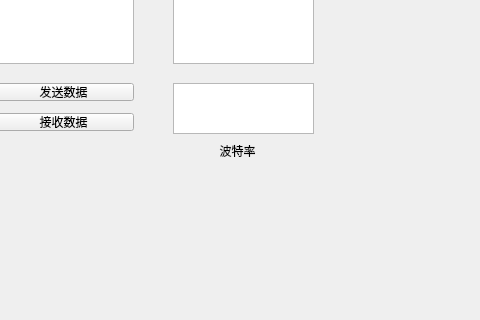
daydalek/SerialAssis, file src/mainwindow.ui: the form before one commit; both pictures show x 167 to 647 and y 130 to 450 of the 800 by 600 pixel window.
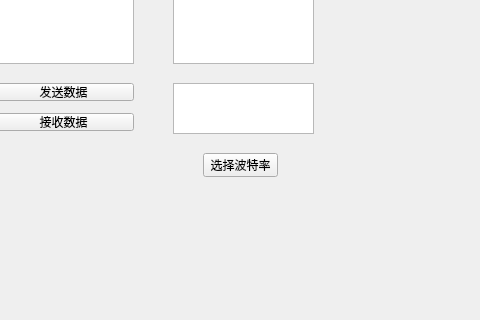
The form after the commit.

The edit to the form file:
```diff
--- a/src/mainwindow.ui
+++ b/src/mainwindow.ui
@@ -145,17 +145,17 @@
      </rect>
     </property>
    </widget>
-   <widget class="QLabel" name="label">
+   <widget class="QPushButton" name="ChooseBaudRate">
     <property name="geometry">
      <rect>
-      <x>380</x>
-      <y>250</y>
-      <width>54</width>
-      <height>16</height>
+      <x>370</x>
+      <y>260</y>
+      <width>75</width>
+      <height>24</height>
      </rect>
     </property>
     <property name="text">
-     <string>  波特率</string>
+     <string>选择波特率</string>
     </property>
    </widget>
   </widget>
```
